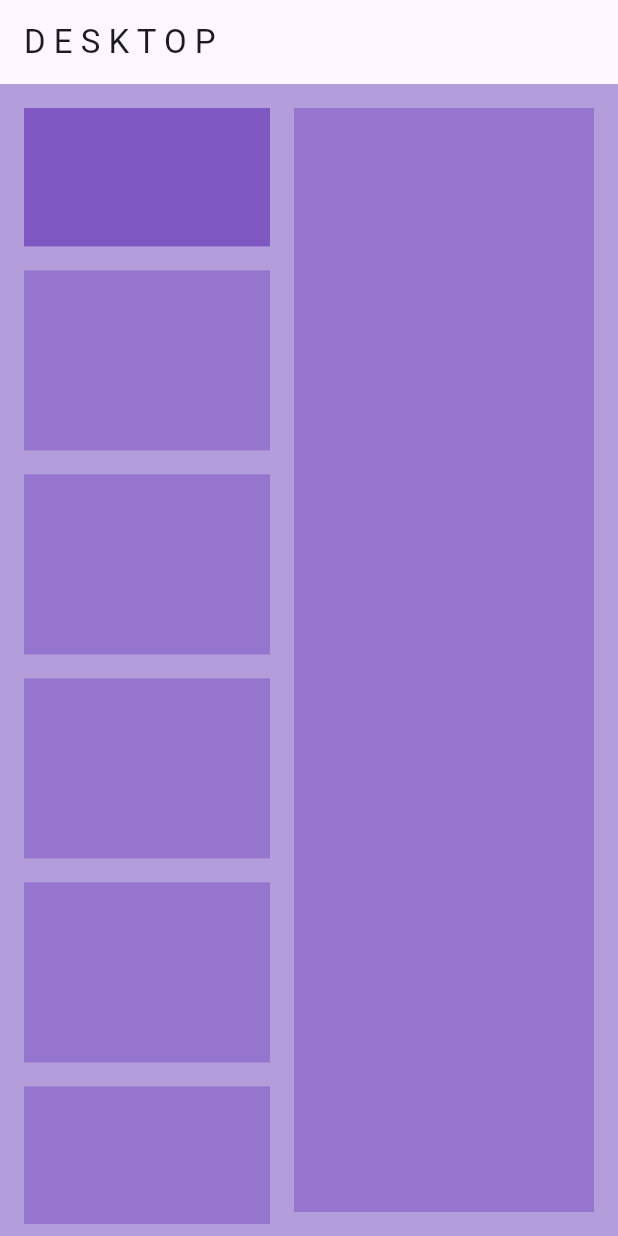
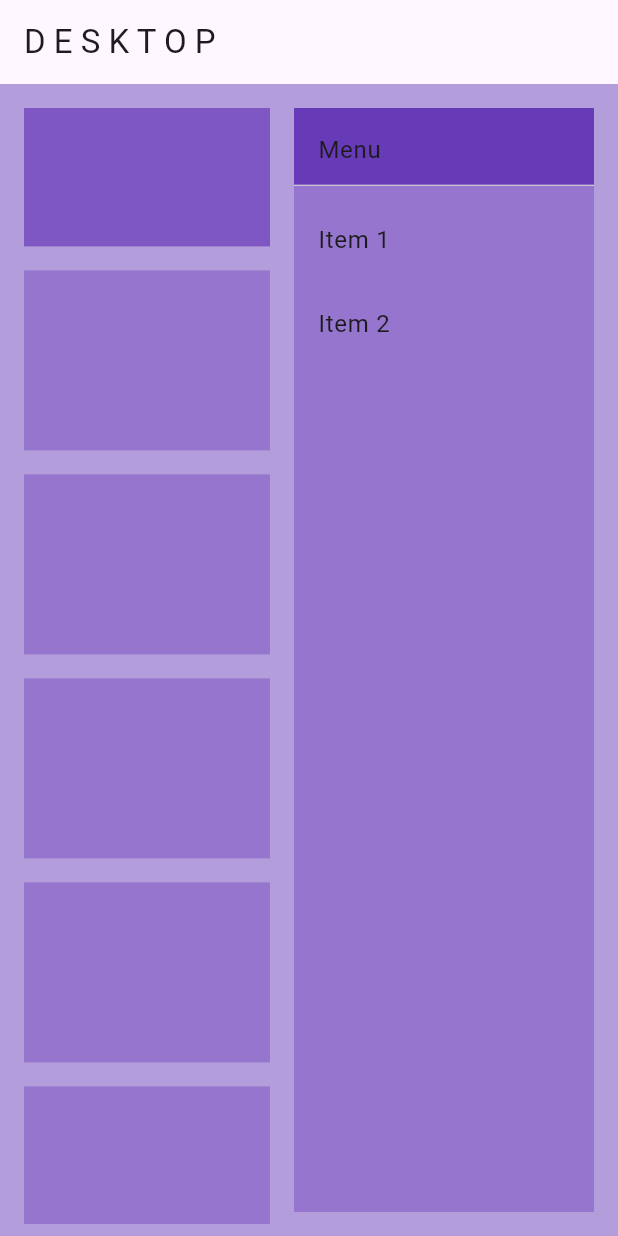
Before and after one commit to shinnkura/flutter_note, a Flutter app: the MyDesktopBody screen opened directly, on a phone screen of 412 x 824 dp. Run offline on Flutter 3.47's test engine with Material 2 defaults, Android fonts, the phone set to English and light mode, and no system bars.

Commit message:
add：menu.dartファイル追加

```diff
--- a/lib/responsive/component/desktop_body.dart
+++ b/lib/responsive/component/desktop_body.dart
@@ -1,4 +1,5 @@
 import 'package:flutter/material.dart';
+import 'package:flutter_note/responsive/component/menu.dart';
 
 class MyDesktopBody extends StatelessWidget {
   const MyDesktopBody({Key? key}) : super(key: key);
@@ -48,6 +49,7 @@ class MyDesktopBody extends StatelessWidget {
               child: Container(
                 width: 200,
                 color: Colors.deepPurple[300],
+                child: Menu(),
               ),
             )
           ],
--- /dev/null
+++ b/lib/responsive/component/menu.dart
@@ -0,0 +1,35 @@
+import 'package:flutter/material.dart';
+
+class Menu extends StatelessWidget {
+  const Menu({super.key});
+
+  @override
+  Widget build(BuildContext context) {
+    return ListView(
+      padding: EdgeInsets.zero,
+      children: <Widget>[
+        Container(
+          height: 60.0,
+          child: DrawerHeader(
+            child: Text('Menu'),
+            decoration: BoxDecoration(
+              color: Colors.deepPurple,
+            ),
+          ),
+        ),
+        ListTile(
+          title: Text('Item 1'),
+          onTap: () {
+            Navigator.pop(context);
+          },
+        ),
+        ListTile(
+          title: Text('Item 2'),
+          onTap: () {
+            Navigator.pop(context);
+          },
+        ),
+      ],
+    );
+  }
+}
```
Also changed, not shown: lib/responsive/component/mobile_body.dart (+2 -27 lines).
